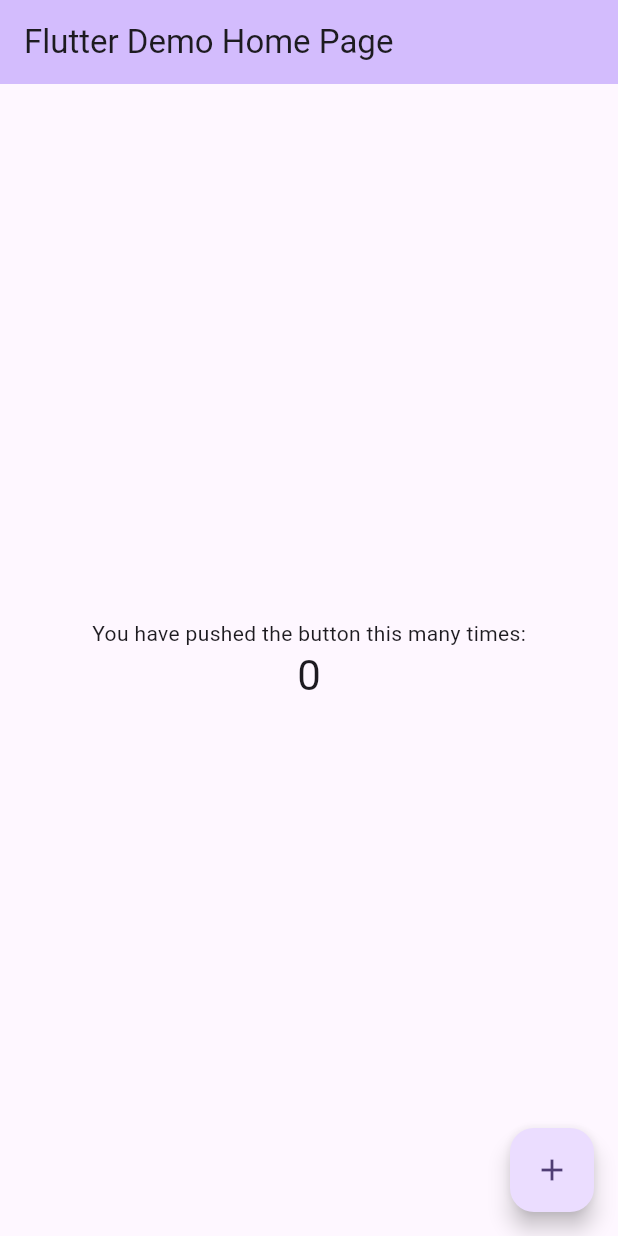
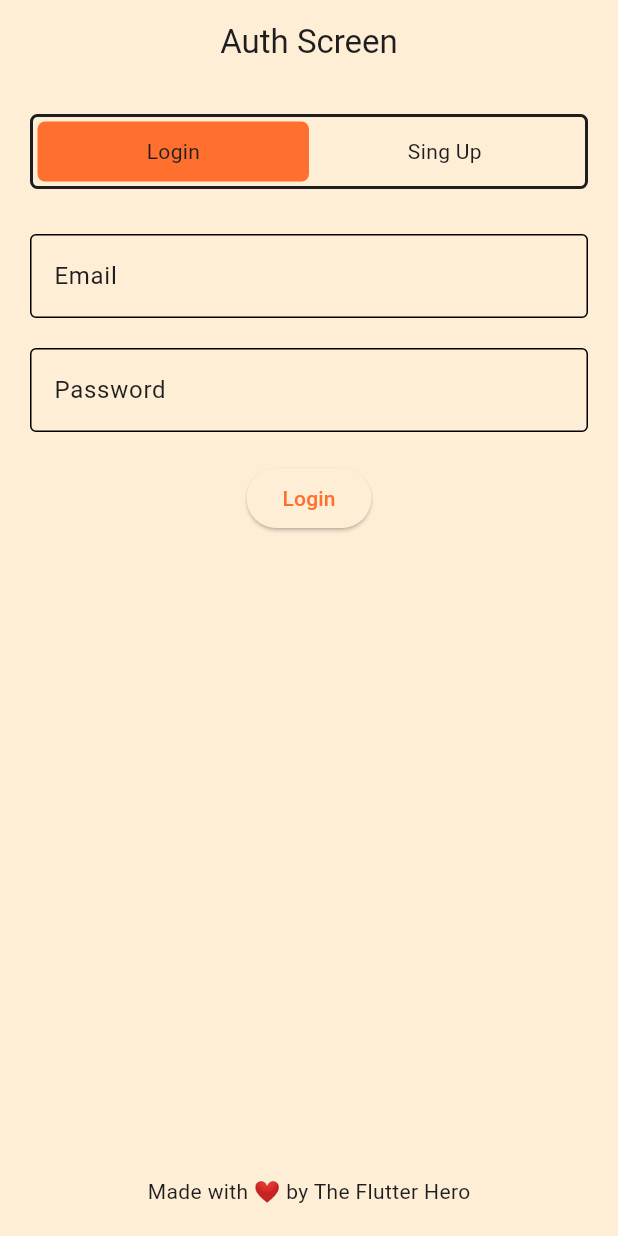
Before and after one commit to Nitishroy-7033/appwrite_learn_yt, a Flutter app: the screen it shows after launch, on a phone screen of 412 x 824 dp. Run offline on Flutter 3.47's test engine with Material 3 defaults, Android fonts, the phone set to English and light mode, and no system bars; our stand-ins replace appwrite, get.

Commit message:
[AUTH] Ui screen complete

```diff
--- /dev/null
+++ b/lib/controllers/auth_controller.dart
@@ -0,0 +1,6 @@
+import 'package:get/get.dart';
+
+class AuthController  extends GetxController{
+
+
+}
--- /dev/null
+++ b/lib/core/app_theme.dart
@@ -0,0 +1,12 @@
+import 'package:flutter/material.dart';
+
+var lightTheme = ThemeData(
+  useMaterial3: true,
+  brightness: Brightness.light,
+  colorScheme: const ColorScheme.light(
+    surface: Color(0xffFFEED6),
+    onSurface: Color(0xff1E1E1E),
+    primary: Color(0xffFF6F2E),
+
+  )
+);
--- a/lib/main.dart
+++ b/lib/main.dart
@@ -1,5 +1,9 @@
+import 'package:appwrite_learn_yt/pages/auth/auth_screen.dart';
 import 'package:appwrite_learn_yt/services/app_write_service.dart';
 import 'package:flutter/material.dart';
+import 'package:get/get.dart';
+
+import 'core/app_theme.dart';
 
 void main() {
   WidgetsFlutterBinding.ensureInitialized();
@@ -9,106 +13,14 @@ void main() {
 
 class MyApp extends StatelessWidget {
   const MyApp({super.key});
-
-
   @override
   Widget build(BuildContext context) {
-    return MaterialApp(
-      title: 'Flutter Demo',
-      theme: ThemeData(
-
-        colorScheme: ColorScheme.fromSeed(seedColor: Colors.deepPurple),
-        useMaterial3: true,
-      ),
-      home: const MyHomePage(title: 'Flutter Demo Home Page'),
+    return GetMaterialApp(
+      debugShowCheckedModeBanner: false,
+      title: 'Learn App Write',
+      theme: lightTheme,
+      themeMode: ThemeMode.light,
+      home: AuthScreen()
     );
   }
 }
-
-class MyHomePage extends StatefulWidget {
-  const MyHomePage({super.key, required this.title});
-
-
-
-
-
-
-
-
-
-
-  final String title;
-
-  @override
-  State<MyHomePage> createState() => _MyHomePageState();
-}
-
-class _MyHomePageState extends State<MyHomePage> {
-  int _counter = 0;
-
-  void _incrementCounter() {
-    setState(() {
-
-
-
-
-
-      _counter++;
-    });
-  }
-
-  @override
-  Widget build(BuildContext context) {
-
-
-
-
-
-
-    return Scaffold(
-      appBar: AppBar(
-
-
-
-        backgroundColor: Theme.of(context).colorScheme.inversePrimary,
-
-
-        title: Text(widget.title),
-      ),
-      body: Center(
-
-
-        child: Column(
-
-
-
-
-
-
-
-
-
-
-
-
-
-          mainAxisAlignment: MainAxisAlignment.center,
-          children: <Widget>[
-            const Text(
-              'You have pushed the button this many times:',
-            ),
-            Text(
-              '$_counter',
-              style: Theme.of(context).textTheme.headlineMedium,
-            ),
-          ],
-        ),
-      ),
-      floatingActionButton: FloatingActionButton(
-        onPressed: _incrementCounter,
-        tooltip: 'Increment',
-        child: const Icon(Icons.add),
-      ),
-    );
-  }
-}
--- /dev/null
+++ b/lib/pages/auth/auth_screen.dart
@@ -0,0 +1,85 @@
+import 'package:appwrite_learn_yt/pages/auth/widgets/login_widget.dart';
+import 'package:appwrite_learn_yt/pages/auth/widgets/singup_widget.dart';
+import 'package:flutter/material.dart';
+import 'package:get/get.dart';
+
+class AuthScreen extends StatelessWidget {
+  const AuthScreen({super.key});
+
+  @override
+  Widget build(BuildContext context) {
+    RxBool isLogin = true.obs;
+    return Scaffold(
+      appBar: AppBar(
+        centerTitle: true,
+        title: const Text('Auth Screen'),
+      ),
+      body: Padding(
+        padding: const EdgeInsets.all(20),
+        child: Column(
+          children: [
+            Container(
+              padding: EdgeInsets.all(3),
+              decoration: BoxDecoration(
+                borderRadius: BorderRadius.circular(5),
+                border: Border.all(
+                    color: Theme.of(context).colorScheme.onSurface, width: 2),
+              ),
+              child: Row(
+                children: [
+                  Expanded(
+                      child: InkWell(
+                    onTap: () {
+                      isLogin.value = true;
+                    },
+                    child: Obx(()=>AnimatedContainer(
+                       duration: const Duration(milliseconds: 300),
+                      decoration: BoxDecoration(
+                        color: isLogin.value
+                            ? Theme.of(context).colorScheme.primary
+                            : Theme.of(context).colorScheme.surface,
+                        borderRadius: BorderRadius.circular(5),
+                      ),
+                      height: 40,
+                      child: Row(
+                        mainAxisAlignment: MainAxisAlignment.center,
+                        children: [Text("Login")],
+                      ),
+                    ),)
+                  )),
+                  Expanded(
+                      child: InkWell(
+                    onTap: () {
+                      isLogin.value = false;
+                    },
+                    child: Obx(()=>AnimatedContainer(
+                      duration: const Duration(milliseconds: 300),
+                      decoration: BoxDecoration(
+                        color: isLogin.value
+                            ? Theme.of(context).colorScheme.surface
+                            : Theme.of(context).colorScheme.primary,
+                        borderRadius: BorderRadius.circular(5),
+                      ),
+                      height: 40,
+                      child: Row(
+                        mainAxisAlignment: MainAxisAlignment.center,
+                        children: [Text("Sing Up")],
+                      ),
+                    ),)
+                  )),
+                ],
+              ),
+            ),
+            SizedBox(height: 30),
+
+
+            Obx(()=>isLogin.value ? LoginWidget():SignUpWidget( )),
+
+            Spacer(),
+            Text("Made with ❤️ by The Flutter Hero"),
+          ],
+        ),
+      ),
+    );
+  }
+}
--- /dev/null
+++ b/lib/pages/auth/widgets/login_widget.dart
@@ -0,0 +1,32 @@
+import 'package:flutter/material.dart';
+
+class LoginWidget extends StatelessWidget {
+  const LoginWidget({super.key});
+
+  @override
+  Widget build(BuildContext context) {
+    return Column(
+      children: [
+        TextFormField(
+          decoration: const InputDecoration(
+            border: OutlineInputBorder(),
+            labelText: "Email",
+          ),
+        ),
+        SizedBox(height: 20),
+        TextFormField(
+          decoration: const InputDecoration(
+            border: OutlineInputBorder(),
+            labelText: "Password",
+          ),
+        ),
+
+        SizedBox(height: 20),
+        ElevatedButton(
+          onPressed: () {},
+          child: const Text("Login"),
+        ),
+      ],
+    );
+  }
+}
--- a/pubspec.yaml
+++ b/pubspec.yaml
@@ -36,6 +36,7 @@ dependencies:
   # Use with the CupertinoIcons class for iOS style icons.
   cupertino_icons: ^1.0.8
   appwrite: ^14.0.0
+  get: ^4.7.2
 
 dev_dependencies:
   flutter_test:
```
Also changed, not shown: lib/pages/auth/widgets/singup_widget.dart (added, +38 -0 lines), lib/pages/home_page.dart (added, +24 -0 lines), pubspec.lock.
